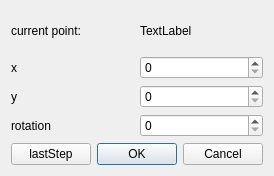
Before: the Qt Designer form pointcreater.ui in oliversssf2/ui_app, drawn with Qt 5.
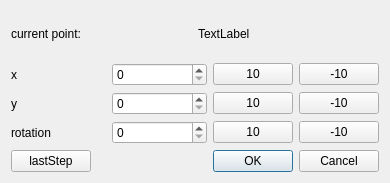
After: the same form once the commit is applied.

```diff
--- a/pointcreater.ui
+++ b/pointcreater.ui
@@ -6,8 +6,8 @@
    <rect>
     <x>0</x>
     <y>0</y>
-    <width>274</width>
-    <height>176</height>
+    <width>390</width>
+    <height>183</height>
    </rect>
   </property>
   <property name="windowTitle">
@@ -46,7 +46,29 @@
           </widget>
          </item>
          <item>
-          <widget class="QSpinBox" name="spinBox"/>
+          <widget class="QSpinBox" name="xspinBox">
+           <property name="maximum">
+            <number>800</number>
+           </property>
+          </widget>
+         </item>
+         <item>
+          <layout class="QGridLayout" name="gridLayout_2">
+           <item row="0" column="0">
+            <widget class="QPushButton" name="xaddten">
+             <property name="text">
+              <string>10</string>
+             </property>
+            </widget>
+           </item>
+           <item row="0" column="1">
+            <widget class="QPushButton" name="xminusten">
+             <property name="text">
+              <string>-10</string>
+             </property>
+            </widget>
+           </item>
+          </layout>
          </item>
         </layout>
        </item>
@@ -60,7 +82,29 @@
           </widget>
          </item>
          <item>
-          <widget class="QSpinBox" name="spinBox_2"/>
+          <widget class="QSpinBox" name="yspinBox">
+           <property name="maximum">
+            <number>800</number>
+           </property>
+          </widget>
+         </item>
+         <item>
+          <layout class="QGridLayout" name="gridLayout">
+           <item row="0" column="0">
+            <widget class="QPushButton" name="yaddten">
+             <property name="text">
+              <string>10</string>
+             </property>
+            </widget>
+           </item>
+           <item row="0" column="1">
+            <widget class="QPushButton" name="yminusten">
+             <property name="text">
+              <string>-10</string>
+             </property>
+            </widget>
+           </item>
+          </layout>
          </item>
         </layout>
        </item>
@@ -74,7 +118,29 @@
           </widget>
          </item>
          <item>
-          <widget class="QSpinBox" name="spinBox_3"/>
+          <widget class="QSpinBox" name="rotspinBox">
+           <property name="maximum">
+            <number>360</number>
+           </property>
+          </widget>
+         </item>
+         <item>
+          <layout class="QGridLayout" name="gridLayout_3">
+           <item row="0" column="0">
+            <widget class="QPushButton" name="rotaddten">
+             <property name="text">
+              <string>10</string>
+             </property>
+            </widget>
+           </item>
+           <item row="0" column="1">
+            <widget class="QPushButton" name="rotminuxten">
+             <property name="text">
+              <string>-10</string>
+             </property>
+            </widget>
+           </item>
+          </layout>
          </item>
         </layout>
        </item>
```
Left out of the diff: 2 changed lines with no effect on the pictures.
